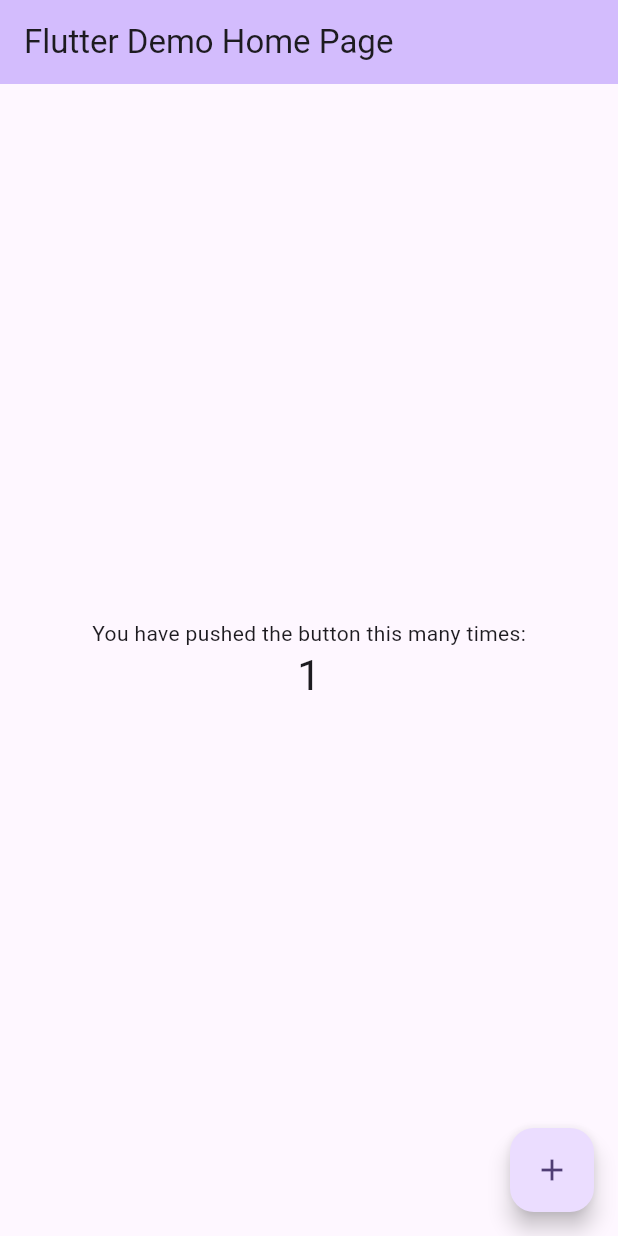
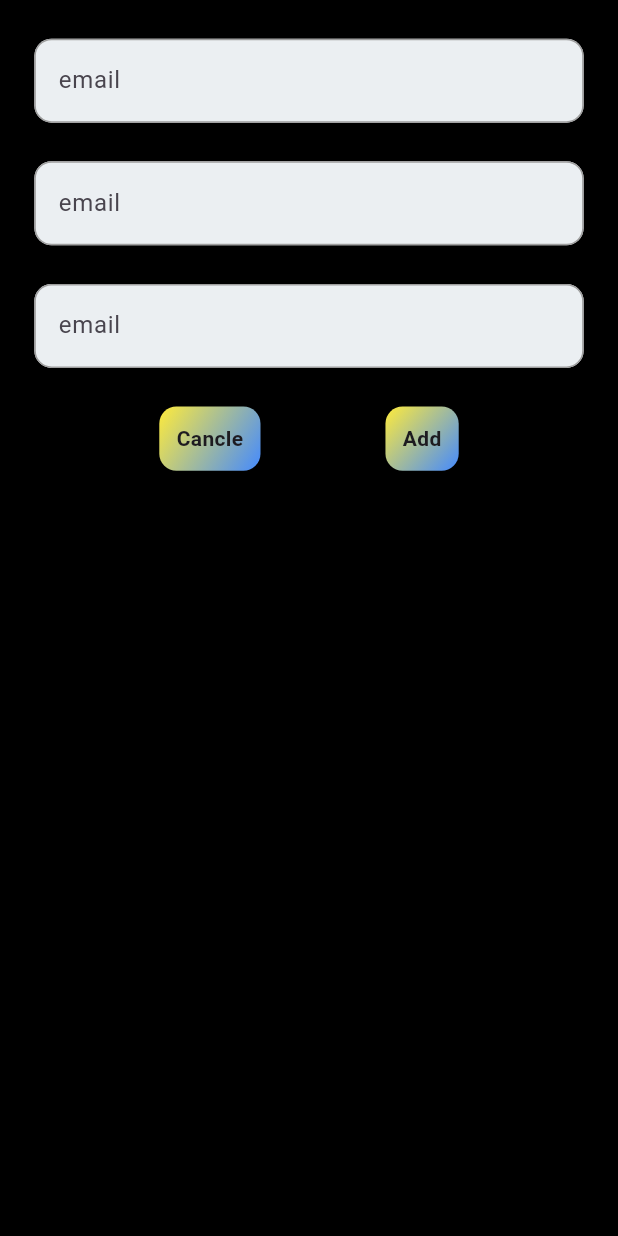
Before and after one commit to Dpmahala/todolist, a Flutter app: the screen it shows after launch, after a tap on the "add" icon, on a phone screen of 412 x 824 dp. Run offline on Flutter 3.47's test engine with Material 3 defaults, Android fonts, the phone set to English and light mode, and no system bars; our stand-ins replace flutter_screenutil, get.

Commit message:
Chnage Ui of the App

```diff
--- a/lib/main.dart
+++ b/lib/main.dart
@@ -1,4 +1,7 @@
 import 'package:flutter/material.dart';
+import 'package:flutter_screenutil/flutter_screenutil.dart';
+import 'package:get/get_navigation/src/root/get_material_app.dart';
+import 'package:todolist/views/screens/home_screen.dart';
 
 void main() {
   runApp(const MyApp());
@@ -7,119 +10,22 @@ void main() {
 class MyApp extends StatelessWidget {
   const MyApp({super.key});
 
-  // This widget is the root of your application.
   @override
   Widget build(BuildContext context) {
-    return MaterialApp(
-      title: 'Flutter Demo',
-      theme: ThemeData(
-        // This is the theme of your application.
-        //
-        // TRY THIS: Try running your application with "flutter run". You'll see
-        // the application has a purple toolbar. Then, without quitting the app,
-        // try changing the seedColor in the colorScheme below to Colors.green
-        // and then invoke "hot reload" (save your changes or press the "hot
-        // reload" button in a Flutter-supported IDE, or press "r" if you used
-        // the command line to start the app).
-        //
-        // Notice that the counter didn't reset back to zero; the application
-        // state is not lost during the reload. To reset the state, use hot
-        // restart instead.
-        //
-        // This works for code too, not just values: Most code changes can be
-        // tested with just a hot reload.
-        colorScheme: ColorScheme.fromSeed(seedColor: Colors.deepPurple),
-        useMaterial3: true,
+    return ScreenUtilInit(
+      designSize: const Size(
+        360,
+        640,
       ),
-      home: const MyHomePage(title: 'Flutter Demo Home Page'),
+      child: GetMaterialApp(
+        title: 'ToDo List App',
+        debugShowCheckedModeBanner: false,
+        theme: ThemeData(
+          colorScheme: ColorScheme.fromSeed(seedColor: Colors.deepPurple),
+          useMaterial3: true,
+        ),
+        home: const HomeScreen(),
+      ),
     );
   }
 }
-
-class MyHomePage extends StatefulWidget {
-  const MyHomePage({super.key, required this.title});
-
-  // This widget is the home page of your application. It is stateful, meaning
-  // that it has a State object (defined below) that contains fields that affect
-  // how it looks.
-
-  // This class is the configuration for the state. It holds the values (in this
-  // case the title) provided by the parent (in this case the App widget) and
-  // used by the build method of the State. Fields in a Widget subclass are
-  // always marked "final".
-
-  final String title;
-
-  @override
-  State<MyHomePage> createState() => _MyHomePageState();
-}
-
-class _MyHomePageState extends State<MyHomePage> {
-  int _counter = 0;
-
-  void _incrementCounter() {
-    setState(() {
-      // This call to setState tells the Flutter framework that something has
-      // changed in this State, which causes it to rerun the build method below
-      // so that the display can reflect the updated values. If we changed
-      // _counter without calling setState(), then the build method would not be
-      // called again, and so nothing would appear to happen.
-      _counter++;
-    });
-  }
-
-  @override
-  Widget build(BuildContext context) {
-    // This method is rerun every time setState is called, for instance as done
-    // by the _incrementCounter method above.
-    //
-    // The Flutter framework has been optimized to make rerunning build methods
-    // fast, so that you can just rebuild anything that needs updating rather
-    // than having to individually change instances of widgets.
-    return Scaffold(
-      appBar: AppBar(
-        // TRY THIS: Try changing the color here to a specific color (to
-        // Colors.amber, perhaps?) and trigger a hot reload to see the AppBar
-        // change color while the other colors stay the same.
-        backgroundColor: Theme.of(context).colorScheme.inversePrimary,
-        // Here we take the value from the MyHomePage object that was created by
-        // the App.build method, and use it to set our appbar title.
-        title: Text(widget.title),
-      ),
-      body: Center(
-        // Center is a layout widget. It takes a single child and positions it
-        // in the middle of the parent.
-        child: Column(
-          // Column is also a layout widget. It takes a list of children and
-          // arranges them vertically. By default, it sizes itself to fit its
-          // children horizontally, and tries to be as tall as its parent.
-          //
-          // Column has various properties to control how it sizes itself and
-          // how it positions its children. Here we use mainAxisAlignment to
-          // center the children vertically; the main axis here is the vertical
-          // axis because Columns are vertical (the cross axis would be
-          // horizontal).
-          //
-          // TRY THIS: Invoke "debug painting" (choose the "Toggle Debug Paint"
-          // action in the IDE, or press "p" in the console), to see the
-          // wireframe for each widget.
-          mainAxisAlignment: MainAxisAlignment.center,
-          children: <Widget>[
-            const Text(
-              'You have pushed the button this many times:',
-            ),
-            Text(
-              '$_counter',
-              style: Theme.of(context).textTheme.headlineMedium,
-            ),
-          ],
-        ),
-      ),
-      floatingActionButton: FloatingActionButton(
-        onPressed: _incrementCounter,
-        tooltip: 'Increment',
-        child: const Icon(Icons.add),
-      ), // This trailing comma makes auto-formatting nicer for build methods.
-    );
-  }
-}
--- /dev/null
+++ b/lib/views/screens/add_new_task.dart
@@ -0,0 +1,91 @@
+import 'package:flutter/material.dart';
+import 'package:flutter_screenutil/flutter_screenutil.dart';
+import 'package:get/get.dart';
+import 'package:todolist/views/screens/home_screen.dart';
+import 'package:todolist/widgets/my_text_field.dart';
+
+class AddNewTask extends StatelessWidget {
+  AddNewTask({super.key});
+
+  TextEditingController emailController = TextEditingController();
+  TextEditingController nameController = TextEditingController();
+
+  TextEditingController phoneController = TextEditingController();
+
+  @override
+  Widget build(BuildContext context) {
+    return Scaffold(
+      backgroundColor: Colors.black,
+      body: Center(
+        child: Container(
+          margin: EdgeInsets.symmetric(horizontal: 20.w),
+          width: double.infinity,
+          height: ScreenUtil().screenHeight,
+          child: Column(
+            children: [
+              SizedBox(
+                height: 20.h,
+              ),
+              MyTextField(hintText: "email", controller: emailController),
+              SizedBox(
+                height: 20.h,
+              ),
+              MyTextField(hintText: "email", controller: nameController),
+              SizedBox(
+                height: 20.h,
+              ),
+              MyTextField(hintText: "email", controller: phoneController),
+              SizedBox(
+                height: 20.h,
+              ),
+              Row(
+                mainAxisAlignment: MainAxisAlignment.spaceEvenly,
+                children: [
+                  InkWell(
+                    onTap: () {
+                      Get.offAll(const HomeScreen());
+                    },
+                    child: Container(
+                      padding: EdgeInsets.all(10.r),
+                      decoration: BoxDecoration(
+                        gradient: LinearGradient(
+                            begin: Alignment.topLeft,
+                            end: Alignment.bottomRight,
+                            colors: [
+                              Colors.yellow,
+                              Colors.blueAccent,
+                            ]),
+                        borderRadius: BorderRadius.circular(10.r),
+                      ),
+                      child: const Text(
+                        "Cancle",
+                        style: TextStyle(fontWeight: FontWeight.w600),
+                      ),
+                    ),
+                  ),
+                  Container(
+                    padding: EdgeInsets.all(10.r),
+                    decoration: BoxDecoration(
+                      gradient: LinearGradient(
+                          begin: Alignment.topLeft,
+                          end: Alignment.bottomRight,
+                          colors: [
+                            Colors.yellow,
+                            Colors.blueAccent,
+                          ]),
+                      borderRadius: BorderRadius.circular(10.r),
+                    ),
+                    child: const Text(
+                      "Add",
+                      style: TextStyle(fontWeight: FontWeight.w600),
+                    ),
+                  ),
+                ],
+              ),
+            ],
+          ),
+        ),
+      ),
+    );
+  }
+}
--- /dev/null
+++ b/lib/views/screens/home_screen.dart
@@ -0,0 +1,208 @@
+import 'package:flutter/material.dart';
+import 'package:flutter_screenutil/flutter_screenutil.dart';
+import 'package:get/get.dart';
+import 'package:todolist/views/screens/add_new_task.dart';
+
+class HomeScreen extends StatelessWidget {
+  const HomeScreen({super.key});
+
+  @override
+  Widget build(BuildContext context) {
+    return Container(
+      width: double.infinity,
+      height: ScreenUtil().screenHeight,
+      decoration: const BoxDecoration(
+        gradient: LinearGradient(
+          begin: Alignment.topCenter,
+          end: Alignment.bottomCenter,
+          colors: [
+            Colors.blue,
+            Colors.yellow,
+          ],
+        ),
+      ),
+      child: Scaffold(
+        backgroundColor: Colors.transparent,
+        floatingActionButton: FloatingActionButton(
+          backgroundColor: Colors.blueAccent,
+          onPressed: () {
+            Get.to(AddNewTask());
+          },
+          child: const Icon(
+            Icons.add,
+            color: Colors.white,
+          ),
+        ),
+        appBar: AppBar(
+          centerTitle: true,
+          backgroundColor: const Color(0xffEBEFF2).withOpacity(.5),
+          elevation: 0,
+          title: const Text(
+            "ToDo List",
+            style: TextStyle(fontWeight: FontWeight.w800),
+          ),
+        ),
+        body: Container(
+          margin: EdgeInsets.symmetric(horizontal: 20.w),
+          child: Column(
+            crossAxisAlignment: CrossAxisAlignment.start,
+            children: [
+              SizedBox(
+                height: 20.h,
+              ),
+              TextField(
+                decoration: InputDecoration(
+                  fillColor: const Color(0xffEBEFF2),
+                  filled: true,
+                  hintText: "Search Something...",
+                  prefixIcon: const Icon(Icons.search),
+                  border: OutlineInputBorder(
+                    borderRadius: BorderRadius.circular(10.r),
+                    borderSide: const BorderSide(color: Colors.grey),
+                  ),
+                  disabledBorder: OutlineInputBorder(
+                    borderRadius: BorderRadius.circular(10.r),
+                    borderSide: const BorderSide(color: Colors.grey),
+                  ),
+                  enabledBorder: OutlineInputBorder(
+                    borderRadius: BorderRadius.circular(10.r),
+                    borderSide: const BorderSide(color: Colors.grey),
+                  ),
+                  focusedBorder: OutlineInputBorder(
+                    borderRadius: BorderRadius.circular(10.r),
+                    borderSide: const BorderSide(color: Colors.grey),
+                  ),
+                ),
+              ),
+              SizedBox(
+                height: 20.h,
+              ),
+              Text(
+                "All ToDos",
+                style: TextStyle(
+                  fontWeight: FontWeight.w800,
+                  color: Colors.black.withOpacity(.7),
+                  fontSize: 14.sp,
+                ),
+              ),
+              SizedBox(
+                height: 20.h,
+              ),
+              Expanded(
+                child: ListView.builder(
+                    itemCount: 10,
+                    itemBuilder: (context, index) {
+                      return Container(
+                        width: double.infinity,
+                        padding: EdgeInsets.symmetric(vertical: 5.h),
+                        margin: EdgeInsets.symmetric(vertical: 7.h),
+                        decoration: BoxDecoration(
+                          color: Colors.white,
+                          borderRadius: BorderRadius.circular(8.r),
+                        ),
+                        child: Container(
+                          width: double.infinity,
+                          margin: EdgeInsets.only(left: 8.w, right: 3.w),
+                          child: Row(
+                            children: [
+                              CircleAvatar(
+                                child: Text(
+                                  "$index",
+                                  style: const TextStyle(
+                                      fontWeight: FontWeight.w400),
+                                ),
+                              ),
+                              SizedBox(
+                                width: 8.w,
+                              ),
+                              Column(
+                                crossAxisAlignment: CrossAxisAlignment.start,
+                                mainAxisAlignment:
+                                    MainAxisAlignment.spaceEvenly,
+                                children: [
+                                  Text(
+                                    "Title",
+                                    style: TextStyle(
+                                      fontWeight: FontWeight.w800,
+                                    ),
+                                  ),
+                                  RichText(
+                                    text: TextSpan(
+                                      text: "Description",
+                                      style: TextStyle(
+                                          color: Colors.black.withOpacity(.6)),
+                                    ),
+                                  ),
+                                ],
+                              ),
+                              const Spacer(),
+                              Container(
+                                padding: EdgeInsets.symmetric(
+                                    horizontal: 2.w, vertical: 2.h),
+                                decoration: BoxDecoration(
+                                    color: Colors.grey.withOpacity(.2),
+                                    borderRadius: BorderRadius.circular(2.r)),
+                                child: Column(
+                                  children: [
+                                    Text(
+                                      "05:00",
+                                      style: TextStyle(
+                                          fontWeight: FontWeight.w600,
+                                          color: Colors.black.withOpacity(.5)),
+                                    ),
+                                    Text(
+                                      "22/05/2024",
+                                      style: TextStyle(
+                                          fontWeight: FontWeight.w600,
+                                          color: Colors.black.withOpacity(.3)),
+                                    ),
+                                  ],
+                                ),
+                              ),
+                              SizedBox(
+                                width: 5.w,
+                              ),
+                              GestureDetector(
+                                onTap: () {},
+                                child: Container(
+                                  padding: EdgeInsets.all(8.h),
+                                  decoration: BoxDecoration(
+                                    color: Colors.red,
+                                    borderRadius: BorderRadius.circular(5.r),
+                                  ),
+                                  child: const Icon(
+                                    Icons.delete,
+                                    color: Colors.white,
+                                  ),
+                                ),
+                              ),
+                              SizedBox(
+                                width: 3.w,
+                              ),
+                              GestureDetector(
+                                onTap: () {},
+                                child: Container(
+                                  padding: EdgeInsets.all(8.h),
+                                  decoration: BoxDecoration(
+                                    color: Colors.green,
+                                    borderRadius: BorderRadius.circular(5.r),
+                                  ),
+                                  child: const Icon(
+                                    Icons.edit,
+                                    color: Colors.white,
+                                  ),
+                                ),
+                              ),
+                            ],
+                          ),
+                        ),
+                      );
+                    }),
+              ),
+            ],
+          ),
+        ),
+      ),
+    );
+  }
+}
--- /dev/null
+++ b/lib/widgets/my_text_field.dart
@@ -0,0 +1,42 @@
+// ignore_for_file: public_member_api_docs, sort_constructors_first
+import 'package:flutter/material.dart';
+import 'package:flutter_screenutil/flutter_screenutil.dart';
+
+class MyTextField extends StatelessWidget {
+  final String hintText;
+  final TextEditingController controller;
+
+  const MyTextField({
+    Key? key,
+    required this.hintText,
+    required this.controller,
+  }) : super(key: key);
+
+  @override
+  Widget build(BuildContext context) {
+    return TextField(
+      controller: controller,
+      decoration: InputDecoration(
+        fillColor: const Color(0xffEBEFF2),
+        filled: true,
+        hintText: hintText,
+        border: OutlineInputBorder(
+          borderRadius: BorderRadius.circular(10.r),
+          borderSide: const BorderSide(color: Colors.grey),
+        ),
+        disabledBorder: OutlineInputBorder(
+          borderRadius: BorderRadius.circular(10.r),
+          borderSide: const BorderSide(color: Colors.grey),
+        ),
+        enabledBorder: OutlineInputBorder(
+          borderRadius: BorderRadius.circular(10.r),
+          borderSide: const BorderSide(color: Colors.grey),
+        ),
+        focusedBorder: OutlineInputBorder(
+          borderRadius: BorderRadius.circular(10.r),
+          borderSide: const BorderSide(color: Colors.grey),
+        ),
+      ),
+    );
+  }
+}
--- a/pubspec.yaml
+++ b/pubspec.yaml
@@ -35,6 +35,10 @@ dependencies:
   # The following adds the Cupertino Icons font to your application.
   # Use with the CupertinoIcons class for iOS style icons.
   cupertino_icons: ^1.0.2
+  hive: ^2.2.3
+  get: ^4.6.6
+  flutter_local_notifications: ^17.2.1
+  flutter_screenutil: ^5.9.3
 
 dev_dependencies:
   flutter_test:
```
Also changed, not shown: pubspec.lock, 1 other file.
